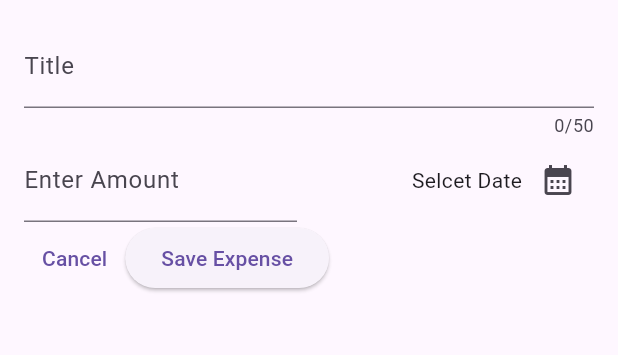
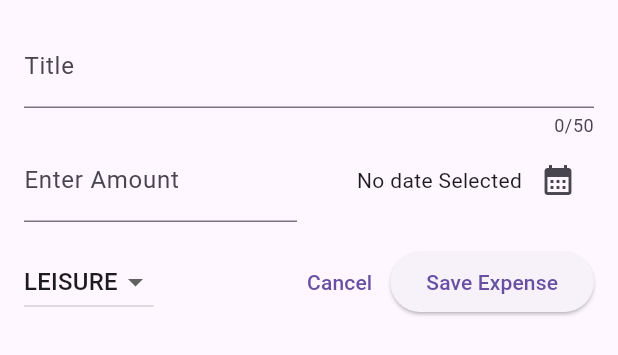
Before and after one commit to EphriamHab/expense_tracker_flutter, a Flutter app: the NewExpense widget shown alone on an empty page, opened directly, on a phone screen of 412 x 824 dp. Shown: the top 355 px of the screen. Run offline on Flutter 3.47's test engine with Material 2 defaults, Android fonts, the phone set to English and light mode, and no system bars.

Commit message:
New expense

```diff
--- a/lib/widgets/new_expense.dart
+++ b/lib/widgets/new_expense.dart
@@ -1,4 +1,5 @@
 import 'package:flutter/material.dart';
+import 'package:expense_tracker_flutter/models/expense.dart';
 
 class NewExpense extends StatefulWidget {
   const NewExpense({super.key});
@@ -12,16 +13,23 @@ class NewExpense extends StatefulWidget {
 class _NewExpenseState extends State<NewExpense> {
   final _titleController = TextEditingController();
   final _amountController = TextEditingController();
+  DateTime? _selectedDate;
+  Category _selectedCategory = Category.leisure;
 
+  void _presentDatePicker() async {
+    final now = DateTime.now();
+    final firstDate = DateTime(now.year - 1, now.month, now.day);
+    final pickedDate = await showDatePicker(
+        context: context,
+        initialDate: now,
+        firstDate: firstDate,
+        lastDate: now);
 
- void _presentDatePicker(){
-   final now = DateTime.now();
-   showDatePicker(
-    context: context,
-     initialDate: initialDate,
-     firstDate: firstDate,
-     lastDate: lastDate)
+    setState(() {
+      _selectedDate = pickedDate;
+    });
   }
+
   @override
   void dispose() {
     _titleController.dispose();
@@ -59,18 +67,37 @@ class _NewExpenseState extends State<NewExpense> {
                 mainAxisAlignment: MainAxisAlignment.end,
                 crossAxisAlignment: CrossAxisAlignment.center,
                 children: [
-              const Text("Selcet Date"),
+                  Text(_selectedDate == null
+                      ? "No date Selected"
+                      : formatter.format(_selectedDate!)),
                   IconButton(
-                onPressed: (){},
-                icon: const Icon(Icons.calendar_month),),
+                    onPressed: _presentDatePicker,
+                    icon: const Icon(Icons.calendar_month),
+                  ),
                 ],
               ),
             )
           ],
         ),
-
+        const SizedBox(height: 16,),
         Row(
           children: [
+            DropdownButton(
+                value: _selectedCategory,
+                items: Category.values
+                    .map((category) => DropdownMenuItem(
+                        value: category,
+                        child: Text(category.name.toUpperCase())))
+                    .toList(),
+                onChanged: (value) {
+                  if (value == null) {
+                    return;
+                  }
+                  setState(() {
+                    _selectedCategory = value;
+                  });
+                }),
+                const Spacer(),
             TextButton(
               onPressed: () {
                 Navigator.pop(context);
```
Lines whose indentation alone changed are shown as unchanged.
